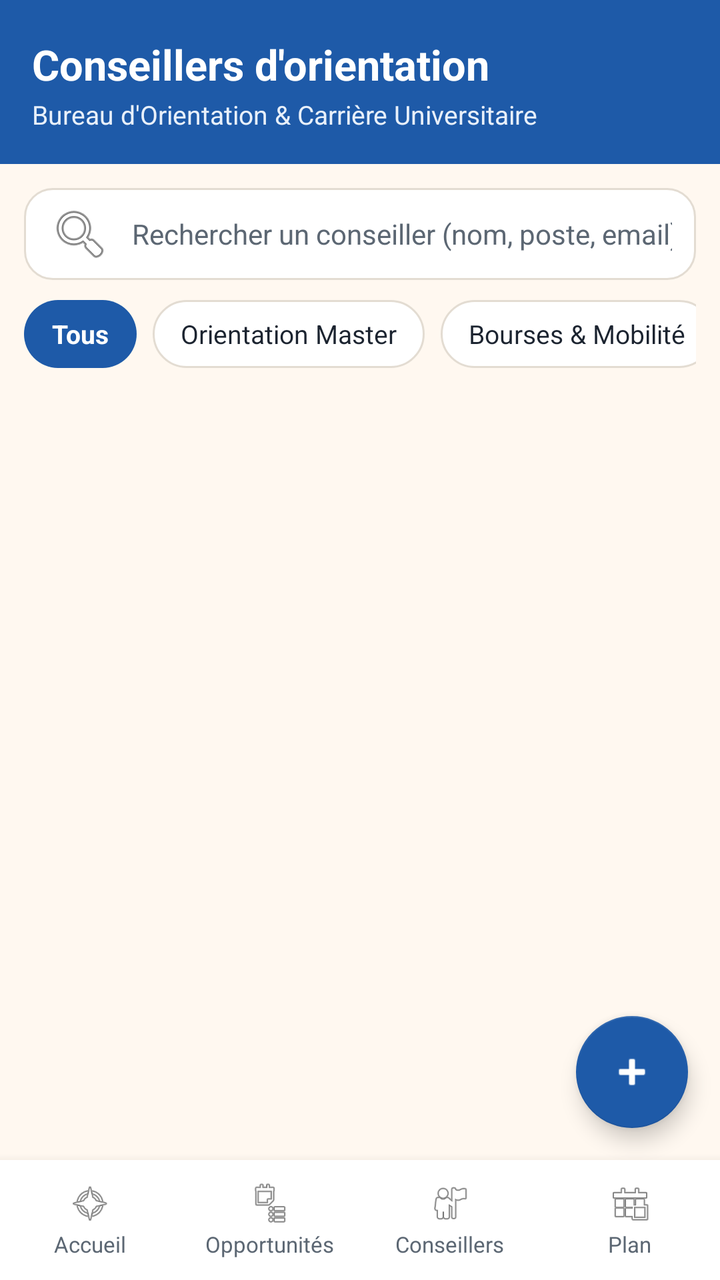
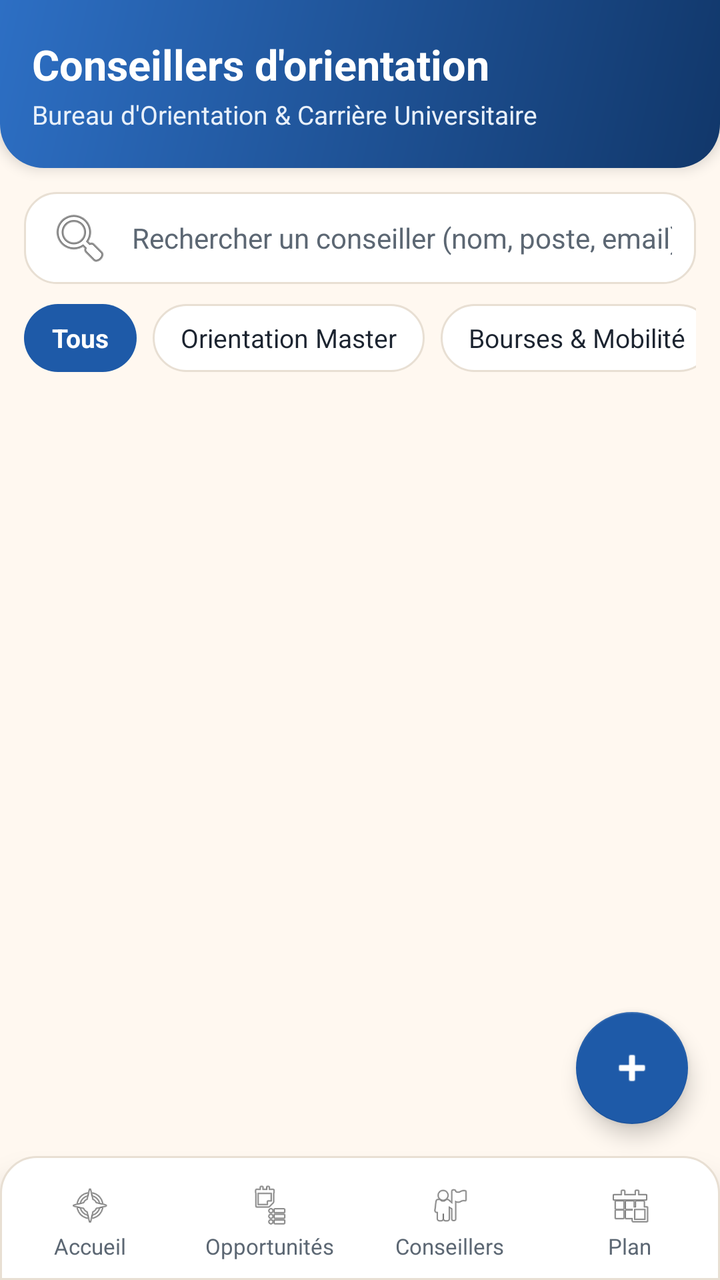

The first picture is an Android layout as it rendered before a commit; the second is the same layout after the commit. The layout source and the unified diff follow.
<!-- AndroidManifest.xml: application theme Theme.Forsa -->
<!-- res/layout/activity_employees.xml -->
<?xml version="1.0" encoding="utf-8"?>
<LinearLayout xmlns:android="http://schemas.android.com/apk/res/android"
    xmlns:app="http://schemas.android.com/apk/res-auto"
    android:layout_width="match_parent"
    android:layout_height="match_parent"
    android:background="@color/color_background"
    android:orientation="vertical">

    
    <LinearLayout
        android:layout_width="match_parent"
        android:layout_height="wrap_content"
        android:background="@color/color_primary"
        android:orientation="vertical"
        android:paddingStart="16dp"
        android:paddingTop="18dp"
        android:paddingEnd="16dp"
        android:paddingBottom="16dp">

        <TextView
            android:layout_width="wrap_content"
            android:layout_height="wrap_content"
            android:text="@string/employees_title"
            android:textColor="@color/color_white"
            android:textSize="21sp"
            android:textStyle="bold" />

        <TextView
            android:layout_width="wrap_content"
            android:layout_height="wrap_content"
            android:layout_marginTop="2dp"
            android:text="@string/employees_subtitle"
            android:textColor="@color/color_primary_light"
            android:textSize="13sp" />
    </LinearLayout>

    
    <FrameLayout
        android:layout_width="match_parent"
        android:layout_height="0dp"
        android:layout_weight="1">

        <LinearLayout
            android:layout_width="match_parent"
            android:layout_height="match_parent"
            android:orientation="vertical"
            android:paddingStart="12dp"
            android:paddingTop="12dp"
            android:paddingEnd="12dp">

            
            <EditText
                android:id="@+id/etSearchEmployee"
                android:layout_width="match_parent"
                android:layout_height="46dp"
                android:background="@drawable/bg_card_rounded"
                android:drawableStart="@android:drawable/ic_menu_search"
                android:drawablePadding="10dp"
                android:hint="@string/search_employee_hint"
                android:imeOptions="actionSearch"
                android:inputType="text"
                android:paddingStart="12dp"
                android:paddingEnd="12dp"
                android:textColor="@color/color_text_primary"
                android:textColorHint="@color/color_text_secondary"
                android:textSize="14sp" />

            
            <HorizontalScrollView
                android:layout_width="match_parent"
                android:layout_height="wrap_content"
                android:layout_marginTop="10dp"
                android:scrollbars="none">

                <LinearLayout
                    android:id="@+id/chipContainer"
                    android:layout_width="wrap_content"
                    android:layout_height="wrap_content"
                    android:orientation="horizontal">

                    <TextView
                        android:id="@+id/chipAll"
                        android:layout_width="wrap_content"
                        android:layout_height="34dp"
                        android:layout_marginEnd="8dp"
                        android:background="@drawable/bg_chip_selected"
                        android:gravity="center"
                        android:paddingStart="14dp"
                        android:paddingEnd="14dp"
                        android:text="@string/filter_all"
                        android:textColor="@color/color_white"
                        android:textSize="13sp"
                        android:textStyle="bold" />

                    <TextView
                        android:id="@+id/chipDeptMaster"
                        android:layout_width="wrap_content"
                        android:layout_height="34dp"
                        android:layout_marginEnd="8dp"
                        android:background="@drawable/bg_chip_default"
                        android:gravity="center"
                        android:paddingStart="14dp"
                        android:paddingEnd="14dp"
                        android:text="@string/dept_master"
                        android:textColor="@color/color_text_primary"
                        android:textSize="13sp" />

                    <TextView
                        android:id="@+id/chipDeptScholarships"
                        android:layout_width="wrap_content"
                        android:layout_height="34dp"
                        android:layout_marginEnd="8dp"
                        android:background="@drawable/bg_chip_default"
                        android:gravity="center"
                        android:paddingStart="14dp"
                        android:paddingEnd="14dp"
                        android:text="@string/dept_scholarships"
                        android:textColor="@color/color_text_primary"
                        android:textSize="13sp" />

                    <TextView
                        android:id="@+id/chipDeptJobs"
                        android:layout_width="wrap_content"
                        android:layout_height="34dp"
                        android:layout_marginEnd="8dp"
                        android:background="@drawable/bg_chip_default"
                        android:gravity="center"
                        android:paddingStart="14dp"
                        android:paddingEnd="14dp"
                        android:text="@string/dept_jobs"
                        android:textColor="@color/color_text_primary"
                        android:textSize="13sp" />

                    <TextView
                        android:id="@+id/chipDeptEntrepreneurship"
                        android:layout_width="wrap_content"
                        android:layout_height="34dp"
                        android:background="@drawable/bg_chip_default"
                        android:gravity="center"
                        android:paddingStart="14dp"
                        android:paddingEnd="14dp"
                        android:text="@string/dept_entrepreneurship"
                        android:textColor="@color/color_text_primary"
                        android:textSize="13sp" />
                </LinearLayout>
            </HorizontalScrollView>

            <TextView
                android:id="@+id/tvEmployeesCount"
                android:layout_width="wrap_content"
                android:layout_height="wrap_content"
                android:layout_marginTop="8dp"
                android:layout_marginBottom="6dp"
                android:textColor="@color/color_text_secondary"
                android:textSize="12sp"
                android:textStyle="bold" />

            
            <ListView
                android:id="@+id/lvEmployees"
                android:layout_width="match_parent"
                android:layout_height="0dp"
                android:layout_weight="1"
                android:clipToPadding="false"
                android:divider="@android:color/transparent"
                android:dividerHeight="10dp"
                android:paddingBottom="80dp" />

            <TextView
                android:id="@+id/tvEmptyEmployees"
                android:layout_width="match_parent"
                android:layout_height="0dp"
                android:layout_weight="1"
                android:gravity="center"
                android:padding="24dp"
                android:text="@string/employees_empty"
                android:textColor="@color/color_text_secondary"
                android:textSize="15sp"
                android:visibility="gone" />
        </LinearLayout>

        <com.google.android.material.floatingactionbutton.FloatingActionButton
            android:id="@+id/fabAddEmployee"
            android:layout_width="wrap_content"
            android:layout_height="wrap_content"
            android:layout_gravity="bottom|end"
            android:layout_margin="16dp"
            android:contentDescription="@string/cd_add_employee"
            android:src="@android:drawable/ic_input_add"
            app:backgroundTint="@color/color_primary"
            app:tint="@color/color_white" />
    </FrameLayout>

    <include layout="@layout/view_bottom_nav" />

</LinearLayout>
<!-- res/layout/view_bottom_nav.xml (included above) -->
<?xml version="1.0" encoding="utf-8"?>
<LinearLayout xmlns:android="http://schemas.android.com/apk/res/android"
    android:id="@+id/bottomNavContainer"
    android:layout_width="match_parent"
    android:layout_height="60dp"
    android:background="@color/color_surface"
    android:elevation="8dp"
    android:orientation="horizontal">

    <LinearLayout
        android:id="@+id/navHome"
        android:layout_width="0dp"
        android:layout_height="match_parent"
        android:layout_weight="1"
        android:background="?attr/selectableItemBackground"
        android:gravity="center"
        android:orientation="vertical">

        <ImageView
            android:id="@+id/ivNavHome"
            android:layout_width="22dp"
            android:layout_height="22dp"
            android:contentDescription="@string/nav_home"
            android:src="@android:drawable/ic_menu_compass" />

        <TextView
            android:id="@+id/tvNavHome"
            android:layout_width="wrap_content"
            android:layout_height="wrap_content"
            android:layout_marginTop="2dp"
            android:text="@string/nav_home"
            android:textColor="@color/color_text_secondary"
            android:textSize="11sp" />
    </LinearLayout>

    <LinearLayout
        android:id="@+id/navOpportunities"
        android:layout_width="0dp"
        android:layout_height="match_parent"
        android:layout_weight="1"
        android:background="?attr/selectableItemBackground"
        android:gravity="center"
        android:orientation="vertical">

        <ImageView
            android:id="@+id/ivNavOpportunities"
            android:layout_width="22dp"
            android:layout_height="22dp"
            android:contentDescription="@string/nav_opportunities"
            android:src="@android:drawable/ic_menu_agenda" />

        <TextView
            android:id="@+id/tvNavOpportunities"
            android:layout_width="wrap_content"
            android:layout_height="wrap_content"
            android:layout_marginTop="2dp"
            android:text="@string/nav_opportunities"
            android:textColor="@color/color_text_secondary"
            android:textSize="11sp" />
    </LinearLayout>

    <LinearLayout
        android:id="@+id/navAdvisors"
        android:layout_width="0dp"
        android:layout_height="match_parent"
        android:layout_weight="1"
        android:background="?attr/selectableItemBackground"
        android:gravity="center"
        android:orientation="vertical">

        <ImageView
            android:id="@+id/ivNavAdvisors"
            android:layout_width="22dp"
            android:layout_height="22dp"
            android:contentDescription="@string/nav_advisors"
            android:src="@android:drawable/ic_menu_myplaces" />

        <TextView
            android:id="@+id/tvNavAdvisors"
            android:layout_width="wrap_content"
            android:layout_height="wrap_content"
            android:layout_marginTop="2dp"
            android:text="@string/nav_advisors"
            android:textColor="@color/color_text_secondary"
            android:textSize="11sp" />
    </LinearLayout>

    <LinearLayout
        android:id="@+id/navPlan"
        android:layout_width="0dp"
        android:layout_height="match_parent"
        android:layout_weight="1"
        android:background="?attr/selectableItemBackground"
        android:gravity="center"
        android:orientation="vertical">

        <ImageView
            android:id="@+id/ivNavPlan"
            android:layout_width="22dp"
            android:layout_height="22dp"
            android:contentDescription="@string/nav_plan"
            android:src="@android:drawable/ic_menu_today" />

        <TextView
            android:id="@+id/tvNavPlan"
            android:layout_width="wrap_content"
            android:layout_height="wrap_content"
            android:layout_marginTop="2dp"
            android:text="@string/nav_plan"
            android:textColor="@color/color_text_secondary"
            android:textSize="11sp" />
    </LinearLayout>

</LinearLayout>
<!-- resources referenced by this layout -->
<resources>
  <color name="color_background">#FFF8F0</color>
  <color name="color_primary">#1E5AA8</color>
  <color name="color_primary_light">#E8F0FA</color>
  <color name="color_surface">#FFFFFF</color>
  <color name="color_text_primary">#1C2430</color>
  <color name="color_text_secondary">#5C6773</color>
  <color name="color_white">#FFFFFF</color>
  <!-- drawable bg_card_rounded (drawable) -->
  <?xml version="1.0" encoding="utf-8"?>
  <shape xmlns:android="http://schemas.android.com/apk/res/android"
      android:shape="rectangle">
      <solid android:color="@color/color_surface" />
      <corners android:radius="14dp" />
      <stroke
          android:width="1dp"
          android:color="@color/color_border" />
  </shape>
  <string name="cd_add_employee">Ajouter un conseiller</string>
  <string name="dept_entrepreneurship">Entrepreneuriat</string>
  <string name="dept_jobs">Emploi &amp; Stage</string>
  <string name="dept_master">Orientation Master</string>
  <string name="dept_scholarships">Bourses &amp; Mobilité</string>
  <string name="employees_empty">Aucun conseiller trouvé pour ces critères.</string>
  <string name="employees_title">Conseillers d\'orientation</string>
  <string name="filter_all">Tous</string>
  <string name="nav_advisors">Conseillers</string>
  <string name="nav_home">Accueil</string>
  <string name="nav_opportunities">Opportunités</string>
  <string name="nav_plan">Plan</string>
  <style name="Theme.Forsa" parent="Theme.MaterialComponents.Light.NoActionBar">
          <item name="colorPrimary">@color/color_primary</item>
          <item name="colorPrimaryVariant">@color/color_primary_dark</item>
          <item name="colorOnPrimary">@color/color_white</item>
          <item name="colorSecondary">@color/color_eligible</item>
          <item name="colorOnSecondary">@color/color_white</item>
          <item name="colorError">@color/color_accent_red</item>
          <item name="android:windowBackground">@color/color_background</item>
          <item name="android:statusBarColor">@color/color_primary_dark</item>
      </style>
  <color name="color_border">#E3DCD2</color>
  <color name="color_primary_dark">#143F78</color>
  <color name="color_eligible">#2E9E6B</color>
  <color name="color_accent_red">#D32F2F</color>
  <!-- unchanged entries left out for length: 4 -->
</resources>

<!-- the commit's change to res/layout/activity_employees.xml (unified diff, before → after) -->
@@ -10,12 +10,13 @@
     <LinearLayout
         android:layout_width="match_parent"
         android:layout_height="wrap_content"
-        android:background="@color/color_primary"
+        android:background="@drawable/bg_header_curved"
+        android:elevation="4dp"
         android:orientation="vertical"
         android:paddingStart="16dp"
         android:paddingTop="18dp"
         android:paddingEnd="16dp"
-        android:paddingBottom="16dp">
+        android:paddingBottom="18dp">
 
         <TextView
             android:layout_width="wrap_content"
@@ -164,6 +165,7 @@
                 android:clipToPadding="false"
                 android:divider="@android:color/transparent"
                 android:dividerHeight="10dp"
+                android:layoutAnimation="@anim/layout_anim_fall_down"
                 android:paddingBottom="80dp" />
 
             <TextView
@@ -199,10 +201,11 @@
 <LinearLayout xmlns:android="http://schemas.android.com/apk/res/android"
     android:id="@+id/bottomNavContainer"
     android:layout_width="match_parent"
-    android:layout_height="60dp"
-    android:background="@color/color_surface"
-    android:elevation="8dp"
-    android:orientation="horizontal">
+    android:layout_height="62dp"
+    android:background="@drawable/bg_bottom_nav"
+    android:elevation="10dp"
+    android:orientation="horizontal"
+    android:paddingTop="4dp">
 
     <LinearLayout
         android:id="@+id/navHome"
<!-- resource entries referenced after the edit -->
@@ -7,15 +7,40 @@
   <color name="color_text_primary">#1C2430</color>
   <color name="color_text_secondary">#5C6773</color>
   <color name="color_white">#FFFFFF</color>
+  <!-- drawable bg_bottom_nav (drawable) -->
+  <?xml version="1.0" encoding="utf-8"?>
+  <shape xmlns:android="http://schemas.android.com/apk/res/android"
+      android:shape="rectangle">
+      <solid android:color="@color/color_surface" />
+      <corners
+          android:topLeftRadius="18dp"
+          android:topRightRadius="18dp" />
+      <stroke
+          android:width="1dp"
+          android:color="@color/color_border" />
+  </shape>
   <!-- drawable bg_card_rounded (drawable) -->
   <?xml version="1.0" encoding="utf-8"?>
   <shape xmlns:android="http://schemas.android.com/apk/res/android"
       android:shape="rectangle">
       <solid android:color="@color/color_surface" />
-      <corners android:radius="14dp" />
+      <corners android:radius="16dp" />
       <stroke
           android:width="1dp"
           android:color="@color/color_border" />
+  </shape>
+  <!-- drawable bg_header_curved (drawable) -->
+  <?xml version="1.0" encoding="utf-8"?>
+  <shape xmlns:android="http://schemas.android.com/apk/res/android"
+      android:shape="rectangle">
+      <gradient
+          android:angle="135"
+          android:endColor="@color/color_primary_gradient_end"
+          android:startColor="@color/color_primary_dark"
+          android:type="linear" />
+      <corners
+          android:bottomLeftRadius="22dp"
+          android:bottomRightRadius="22dp" />
   </shape>
   <string name="cd_add_employee">Ajouter un conseiller</string>
   <string name="dept_entrepreneurship">Entrepreneuriat</string>
@@ -38,11 +63,26 @@
           <item name="colorError">@color/color_accent_red</item>
           <item name="android:windowBackground">@color/color_background</item>
           <item name="android:statusBarColor">@color/color_primary_dark</item>
+          <item name="android:navigationBarColor">@color/color_surface</item>
+          <item name="materialButtonStyle">@style/ForsaPrimaryButton</item>
+          <item name="materialButtonOutlinedStyle">@style/ForsaOutlinedButton</item>
       </style>
-  <color name="color_border">#E3DCD2</color>
-  <color name="color_primary_dark">#143F78</color>
+  <color name="color_border">#E8DFD3</color>
+  <color name="color_primary_gradient_end">#2D6FC4</color>
+  <color name="color_primary_dark">#11376A</color>
   <color name="color_eligible">#2E9E6B</color>
   <color name="color_accent_red">#D32F2F</color>
+  <style name="ForsaPrimaryButton" parent="Widget.MaterialComponents.Button">
+          <item name="cornerRadius">14dp</item>
+          <item name="android:textAllCaps">false</item>
+          <item name="android:letterSpacing">0.01</item>
+      </style>
+  <style name="ForsaOutlinedButton" parent="Widget.MaterialComponents.Button.OutlinedButton">
+          <item name="cornerRadius">14dp</item>
+          <item name="strokeColor">@color/color_primary_border</item>
+          <item name="android:textAllCaps">false</item>
+      </style>
+  <color name="color_primary_border">#C4D7F2</color>
   <!-- unchanged entries left out for length: 4 -->
 </resources>
 
